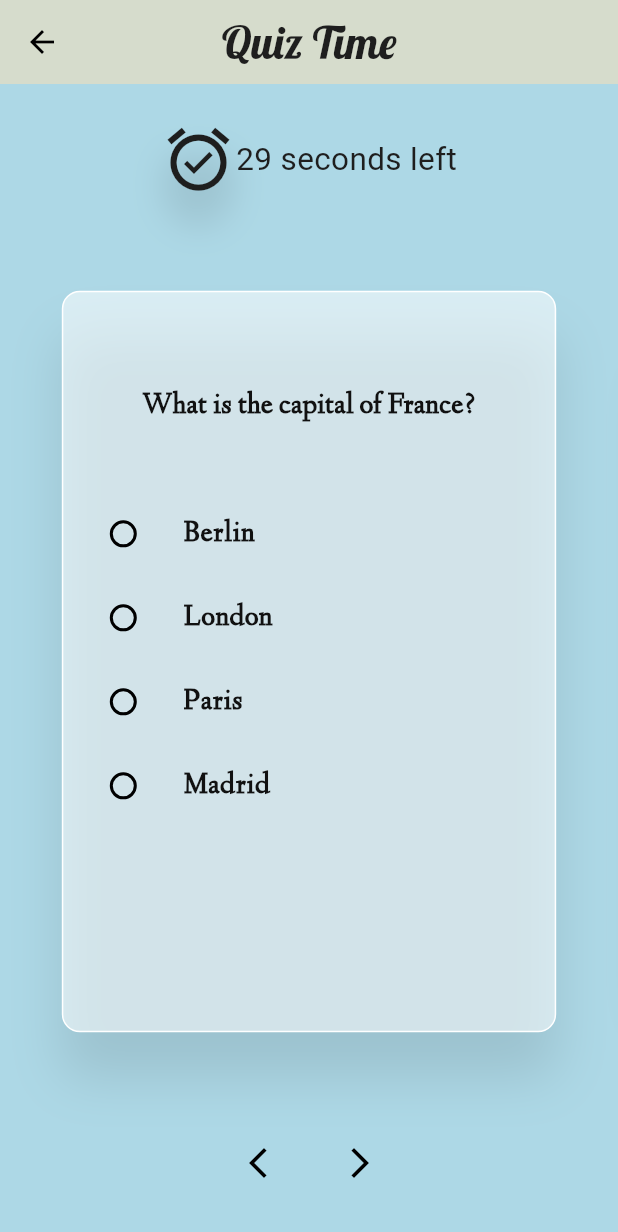
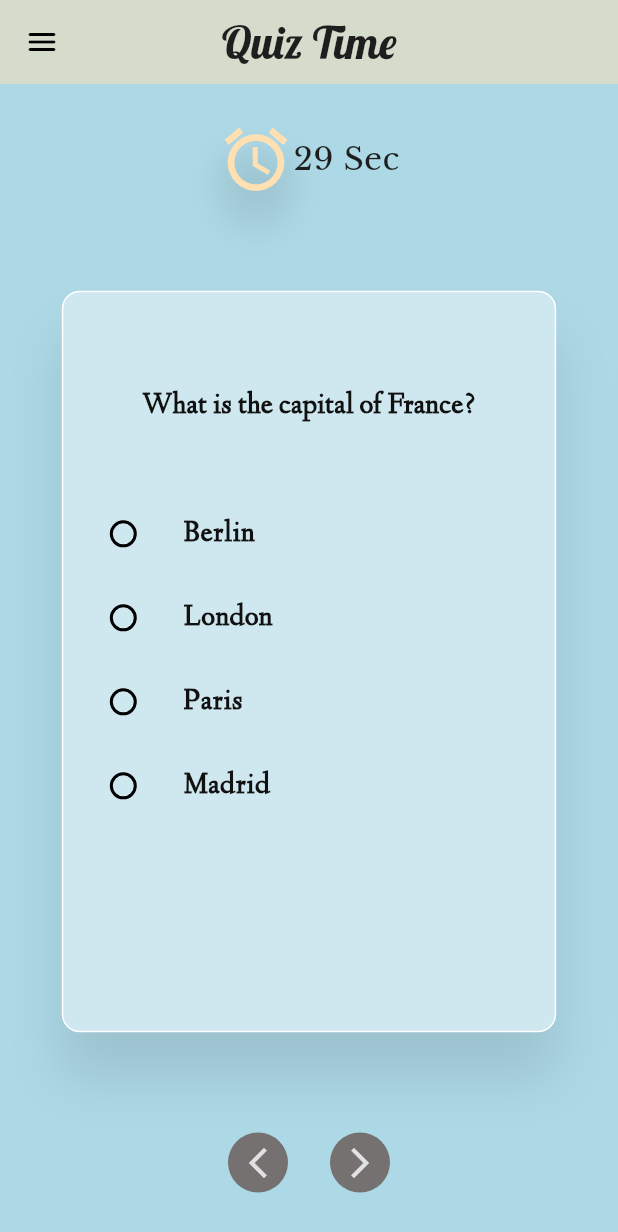
Before and after one commit to HabibElias/Flutter-development-progress, a Flutter app: the QuizPage screen opened directly, on a phone screen of 412 x 824 dp. Shown: the top 1232 px of the screen. Run offline on Flutter 3.47's test engine with Material 3 defaults, Android fonts, the light colour scheme and no system bars; drawn by our look-alikes of flutter_carousel_widget; our stand-ins replace google_nav_bar, percent_indicator; Roboto replaces fonts that are missing (Times, linden).

Commit message:
fully integrated theme function and improved ui

```diff
--- a/quizproject/lib/models/question_view.dart
+++ b/quizproject/lib/models/question_view.dart
@@ -31,16 +31,15 @@ class _QuestionViewState extends State<QuestionView> {
             enlargeCenterPage: true,
             showIndicator: false,
           ),
-
           items: questions.map((item) {
-return Builder(builder: (BuildContext context)
-              {
+            return Builder(
+              builder: (BuildContext context) {
                 // var selectedoption = value.getAnswers(questionIndex).first;
                 return Container(
                   padding: const EdgeInsets.symmetric(vertical: 20.0),
                   width: MediaQuery.of(context).size.width * 0.8,
                   decoration: BoxDecoration(
-                  color: Colors.white54,
+                      color: const Color(0xffCFE7EF),
                       border: const Border.fromBorderSide(
                           BorderSide(color: Colors.white)),
                       borderRadius: BorderRadius.circular(12.0),
@@ -81,12 +80,16 @@ return Builder(builder: (BuildContext context)
                             setState(() {
                               item.selectedoption = newvalue!;
                               value.changeAnswer(questions.indexOf(item));
+                              widget.carouselController.nextPage(
+                                duration: const Duration(milliseconds: 400),
+                              );
                             });
                           },
                         ),
                       ]),
                 );
-          },);
+              },
+            );
           }).toList(),
         ),
       );
--- a/quizproject/lib/pages/quiz_page.dart
+++ b/quizproject/lib/pages/quiz_page.dart
@@ -1,4 +1,5 @@
 import 'dart:async';
+import 'package:flutter/cupertino.dart';
 import 'package:flutter_carousel_widget/flutter_carousel_widget.dart';
 import 'package:flutter/material.dart';
 import 'package:provider/provider.dart';
@@ -6,6 +7,7 @@ import 'package:quizproject/models/question_model.dart';
 import 'package:quizproject/models/question_view.dart';
 import 'package:quizproject/pages/outro_page.dart';
 import 'package:quizproject/provider/question_provider.dart';
+import 'package:quizproject/provider/theme_provider.dart';
 
 class QuizPage extends StatefulWidget {
   const QuizPage({super.key});
@@ -23,7 +25,6 @@ class _QuizPageState extends State<QuizPage> {
 
   @override
   void initState() {
-    // TODO: implement initState
     super.initState();
     chageTimer();
   }
@@ -36,7 +37,7 @@ class _QuizPageState extends State<QuizPage> {
           timeleft--;
         } else {
           timer.cancel();
-          Timer(const Duration(seconds: 2), () {
+          Timer(const Duration(seconds: 1), () {
             Navigator.push(
               context,
               MaterialPageRoute(
@@ -96,6 +97,7 @@ class _QuizPageState extends State<QuizPage> {
 
   @override
   Widget build(BuildContext context) {
+    final themeofContext = Provider.of<Themeprovider>(context);
     return Scaffold(
       backgroundColor: Theme.of(context).colorScheme.tertiary,
       appBar: AppBar(
@@ -110,6 +112,37 @@ class _QuizPageState extends State<QuizPage> {
             fontFamily: 'Lobster',
           ),
         ),
+        leading: Builder(builder: (context) {
+          return IconButton(
+            icon: const Icon(Icons.menu_rounded),
+            onPressed: Scaffold.of(context).openDrawer,
+          );
+        }),
+      ),
+      drawer: Drawer(
+        backgroundColor: Theme.of(context).drawerTheme.backgroundColor,
+        child: Center(
+          child: Column(
+            mainAxisAlignment: MainAxisAlignment.center,
+            children: [
+              const Text(
+                'Darkmode',
+                style: TextStyle(
+                  color: Color.fromARGB(255, 0, 0, 0),
+                  fontSize: 19.5,
+                  fontWeight: FontWeight.bold,
+                  fontFamily: 'Libre',
+                ),
+              ),
+              CupertinoSwitch(
+                value: themeofContext.isDarkmode,
+                onChanged: (value) {
+                  themeofContext.chageThemeData();
+                },
+              ),
+            ],
+          ),
+        ),
       ),
       body: Padding(
         padding: const EdgeInsets.symmetric(vertical: 25.0),
@@ -122,11 +155,11 @@ class _QuizPageState extends State<QuizPage> {
                 mainAxisAlignment: MainAxisAlignment.center,
                 children: [
                   // the icon
-                  Icon(
-                    Icons.alarm_on_sharp,
+                  const Icon(
+                    Icons.alarm,
                     size: 50,
-                    color: Theme.of(context).colorScheme.onSecondary,
-                    shadows: const [
+                    color: Color(0xffFFE0B2),
+                    shadows: [
                       Shadow(
                         color: Color.fromARGB(80, 17, 17, 17),
                         blurRadius: 30,
@@ -137,11 +170,12 @@ class _QuizPageState extends State<QuizPage> {
                   // the time display
                   ,
                   Text(
-                    timeleft == 0 ? 'Done' : '$timeleft seconds left',
+                    timeleft == 0 ? 'Done' : '$timeleft Sec',
                     style: TextStyle(
-                        color: Theme.of(context).colorScheme.onSecondary,
-                        fontSize: 21,
-                        fontFamily: 'Times'),
+                      color: Theme.of(context).colorScheme.onSecondary,
+                      fontSize: 21,
+                      fontFamily: 'Libre',
+                    ),
                   )
                 ],
               ),
@@ -154,24 +188,38 @@ class _QuizPageState extends State<QuizPage> {
                 mainAxisAlignment: MainAxisAlignment.center,
                 children: [
                   IconButton(
+                    hoverColor: const Color.fromARGB(95, 69, 69, 69),
+                    style: const ButtonStyle(
+                      backgroundColor: WidgetStatePropertyAll(
+                        Color(0xff757171),
+                      ),
+                    ),
                     onPressed: () => setState(() {
                       carouselController.previousPage(
                         duration: const Duration(milliseconds: 300),
                         curve: Curves.linear,
                       );
                     }),
+                    color: const Color(0xffE1E1E1),
                     icon: const Icon(Icons.arrow_back_ios_new),
                   ),
                   const SizedBox(
                     width: 20,
                   ),
                   IconButton(
+                    hoverColor: const Color.fromARGB(95, 69, 69, 69),
+                    style: const ButtonStyle(
+                      backgroundColor: WidgetStatePropertyAll(
+                        Color(0xff757171),
+                      ),
+                    ),
                     onPressed: () => setState(() {
                       carouselController.nextPage(
                         duration: const Duration(milliseconds: 300),
                         curve: Curves.linear,
                       );
                     }),
+                    color: const Color(0xffE1E1E1),
                     icon: const Icon(Icons.arrow_forward_ios),
                   ),
                 ],
--- a/quizproject/lib/themes/themes.dart
+++ b/quizproject/lib/themes/themes.dart
@@ -8,16 +8,30 @@ ThemeData lightmode = ThemeData(
     secondary: Color.fromARGB(255, 139, 69, 19),
     onSecondary: Color(0xff1e1e1e),
     tertiary: Color(0xffADD8E6),
+    onTertiary: Color.fromARGB(141, 245, 245, 245),
   ),
-  appBarTheme: const AppBarTheme(backgroundColor: Color(0x80FFE0B2),)
+  appBarTheme: const AppBarTheme(
+    backgroundColor: Color(0x80FFE0B2),
+  ),
+  drawerTheme: const DrawerThemeData(
+    backgroundColor: Color(0xffA0C2CC),
+  ),
 );
 
 ThemeData darkmode = ThemeData(
   brightness: Brightness.dark,
   colorScheme: const ColorScheme.dark(
-    primary: Color(0xff4a4a4a),
+    primary: Color(0xffffffff),
     onPrimary: Color(0xff1e1e1e),
     secondary: Color(0xff6f8c95),
-    onSecondary: Color(0xffffffff),
+    onSecondary: Color.fromARGB(255, 236, 236, 236),
+    tertiary: Color(0xff4a4a4a),
+    onTertiary: Color.fromARGB(120, 74, 74, 74),
+  ),
+  appBarTheme: const AppBarTheme(
+    backgroundColor: Color(0xff6f8c95),
+  ),
+  drawerTheme: const DrawerThemeData(
+    backgroundColor: Color(0xff4A4A4A),
   ),
 );
--- a/quizproject/pubspec.yaml
+++ b/quizproject/pubspec.yaml
@@ -93,6 +93,10 @@ flutter:
     - family: MyFlutterApp
       fonts:
         - asset: lib/fonts/MyFlutterApp.ttf
+
+    - family: Libre
+      fonts:
+        - asset: lib/fonts/LibreBaskerville-Regular.ttf
   #       - asset: fonts/TrajanPro_Bold.ttf
   #         weight: 700
   #
```
Also changed, not shown: quizproject/lib/pages/outro_page.dart (+20 -16 lines), quizproject/lib/provider/theme_provider.dart (+6 -7 lines), quizproject/lib/fonts/LibreBaskerville-Regular.ttf (added). Lines whose indentation alone changed are shown as unchanged.
